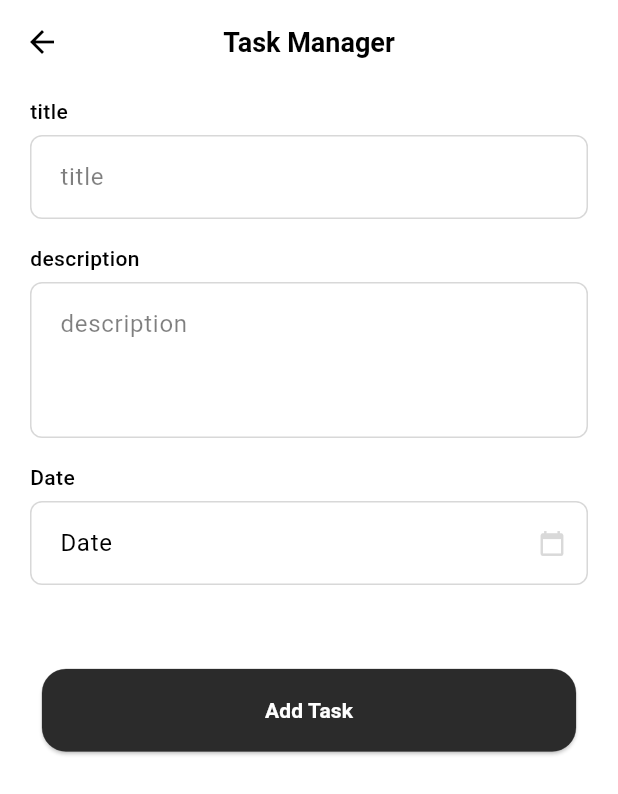
After one commit to mahammadbakr/taskmanagerapp, a Flutter app: the AddEdiTaskPage screen opened by its route, on a phone screen of 412 x 824 dp. The commit adds this screen. Shown: the top 794 px of the screen. Run offline on Flutter 3.47's test engine with Material 3 defaults, Android fonts, the phone set to English and light mode, and no system bars; drawn by our look-alikes of loader_overlay; our stand-ins replace auto_size_text, equatable, figma_squircle, flutter_bloc, flutter_svg, fluttertoast and 6 more; accounts and stored records are empty.

Commit message:
add edit delete tasks

```diff
--- a/lib/core/routes.dart
+++ b/lib/core/routes.dart
@@ -2,9 +2,11 @@ import 'package:flutter/material.dart';
 import 'package:taskmanagerapp/features/auth/pages/login_page.dart';
 import 'package:taskmanagerapp/features/landing/pages/landing_page.dart';
 import 'package:taskmanagerapp/features/landing/pages/splash_page.dart';
+import 'package:taskmanagerapp/features/task/pages/add_edit_task_page.dart';
 
 Map<String, Widget Function(BuildContext)> routes = <String, WidgetBuilder>{
   LandingPage.route: (context) => const LandingPage(),
   SplashPage.route: (context) => const SplashPage(),
   LoginPage.route: (context) => const LoginPage(),
+  AddEdiTaskPage.route: (context) => const AddEdiTaskPage(),
 };
--- a/lib/core/theme.dart
+++ b/lib/core/theme.dart
@@ -1,7 +1,7 @@
 import 'package:flutter/material.dart';
 import 'package:flutter/scheduler.dart';
 
-const Color kcPrimary =  Color(0xfff1c34b);
+const Color kcPrimary =  Color(0xff2B2B2B);
 const Color kcDarkPrimary =  Color.fromARGB(0, 151, 111, 2);
 const Color kcAccent =  Color(0xffF1F1F1);
 const Color kcDarkAccent =  Color(0xff454545);
--- a/lib/features/auth/blocs/auth_bloc.dart
+++ b/lib/features/auth/blocs/auth_bloc.dart
@@ -68,8 +68,7 @@ class AuthBloc extends Bloc<AuthEvent, AuthState> {
 
         final data = jsonDecode(res.body);
         if (res.statusCode == 200 && data['data'] != null) {
-
-          showToastFlutter('get_user_success');
+          // showToastFlutter('get_user_success');
           emit(const GetUserAPISuccessState());
         } else {
           showToastFlutter(data['message'], color: kcRed);
--- a/lib/features/share/widgets/date_picker_widget.dart
+++ b/lib/features/share/widgets/date_picker_widget.dart
@@ -2,7 +2,7 @@ import 'package:flutter/material.dart';
 import 'package:taskmanagerapp/core/theme.dart';
 import 'package:taskmanagerapp/features/share/widgets/text_widget.dart';
 
-class PickerWidget extends StatelessWidget {
+class DatePickerWidget extends StatelessWidget {
   final FormFieldValidator<String>? validator;
   final TextEditingController? controller;
   final bool? hasPresent;
@@ -17,7 +17,7 @@ class PickerWidget extends StatelessWidget {
   final EdgeInsetsGeometry? margin;
   final bool? enabled;
   final DateTime? initialDate;
-  const PickerWidget({
+  const DatePickerWidget({
     Key? key,
     required this.hint,
     required this.onChanged,
--- a/lib/features/share/widgets/text_field_widget.dart
+++ b/lib/features/share/widgets/text_field_widget.dart
@@ -98,7 +98,7 @@ class TextFieldWidget extends StatelessWidget {
         contentPadding:
             padding ?? const EdgeInsets.symmetric(horizontal: 16, vertical: 16),
         filled: true,
-        fillColor: fillColor ?? kcLightGrey,
+        fillColor: fillColor ?? kcWhite,
         enabledBorder: OutlineInputBorder(
           borderRadius: BorderRadius.circular(8),
           borderSide: const BorderSide(color: kcGrey, width: 1),
--- a/lib/features/task/blocs/task_bloc.dart
+++ b/lib/features/task/blocs/task_bloc.dart
@@ -1,6 +1,7 @@
 import 'dart:convert';
 import 'dart:developer';
 
+import 'package:flutter/material.dart';
 import 'package:flutter_bloc/flutter_bloc.dart';
 import 'package:injectable/injectable.dart';
 import 'package:equatable/equatable.dart';
@@ -22,11 +23,22 @@ class TaskBloc extends Bloc<TaskEvent, TaskState> {
   List<TaskModel> _tasks = [];
   List<TaskModel> get tasks => _tasks;
 
+  // formkey
+  final formKey = GlobalKey<FormState>();
+
   // form
-  Map<String, dynamic> form = {};
+  Map<String, dynamic> form = {
+    'isDone': false,
+  };
   Map<String, dynamic> get getForm => form;
 
   TaskBloc() : super(TaskInitial()) {
+    on<FormUpdateEvent>((event, emit) {
+      emit(TaskInitial());
+      form = event.form;
+      emit(const TaskLoadedState());
+    });
+
     on<GetTasksEvent>((event, emit) async {
       try {
         emit(TaskLoadingState());
@@ -37,8 +49,11 @@ class TaskBloc extends Bloc<TaskEvent, TaskState> {
         if (tasks.isNotEmpty) {
           final List<dynamic> data = jsonDecode(tasks);
           _tasks = data.map((e) => TaskModel.fromJson(e)).toList();
-          emit(const TaskLoadedState());
+
+          // sort tasks by date
+          _tasks.sort((a, b) => a.date!.compareTo(b.date!));
         }
+        emit(const TaskLoadedState());
       } catch (e) {
         log('error_fetch_tasks:$e');
         showToastFlutter('error_fetch_tasks:$e', color: kcRed);
@@ -48,14 +63,72 @@ class TaskBloc extends Bloc<TaskEvent, TaskState> {
 
     on<PostTaskEvent>((event, emit) async {
       try {
+        emit(TaskLoadingState());
         showOverlyLoading();
 
-        final newTask = TaskModel.fromJson(form);
+        final newTask = TaskModel(
+          id: DateTime.now().millisecondsSinceEpoch.toString(),
+          title: form['title'],
+          description: form['description'],
+          isDone: form['isDone'],
+          date: DateTime.parse(form['date']),
+        );
         _tasks.add(newTask);
+        // sort tasks by date
+        _tasks.sort((a, b) => a.date!.compareTo(b.date!));
+        // save tasks to local storage
+        await localStorageSetString('tasks', jsonEncode(_tasks));
+        if (navigation.canPop()) navigation.pop();
+        emit(const TaskLoadedState());
+        add(const ClearTaskEvent());
+        hideOverlyLoading();
+      } catch (e) {
+        log('error_fetch_user_task:$e');
+        showToastFlutter('error_fetch_user_task:$e', color: kcRed);
+        hideOverlyLoading();
+        emit(TaskErrorState(message: e.toString()));
+      }
+    });
+
+    on<UpdateTaskEvent>((event, emit) async {
+      try {
+        emit(TaskLoadingState());
+        showOverlyLoading();
+        // update task
+        _tasks = _tasks.map((e) {
+          print(e.id);
+          if (e.id == event.task.id) {
+            return event.task;
+          }
+          return e;
+        }).toList();
+
+        // sort tasks by date
+        _tasks.sort((a, b) => a.date!.compareTo(b.date!));
 
         // save tasks to local storage
         await localStorageSetString('tasks', jsonEncode(_tasks));
+        if (navigation.canPop()) navigation.pop();
+        emit(const TaskLoadedState());
+        add(const ClearTaskEvent());
+        hideOverlyLoading();
+      } catch (e) {
+        log('error_fetch_user_task:$e');
+        showToastFlutter('error_fetch_user_task:$e', color: kcRed);
+        hideOverlyLoading();
+        emit(TaskErrorState(message: e.toString()));
+      }
+    });
 
+    on<DeleteTaskEvent>((event, emit) async {
+      try {
+        emit(TaskLoadingState());
+        showOverlyLoading();
+
+        _tasks.removeWhere((element) => element.id == event.task.id);
+        // save tasks to local storage
+        await localStorageSetString('tasks', jsonEncode(_tasks));
+        if (navigation.canPop()) navigation.pop();
         emit(const TaskLoadedState());
         hideOverlyLoading();
       } catch (e) {
@@ -67,8 +140,9 @@ class TaskBloc extends Bloc<TaskEvent, TaskState> {
     });
 
     on<ClearTaskEvent>((event, emit) {
-      _tasks.clear();
-
+      form = {
+        'isDone': false,
+      };
       emit(TaskInitial());
     });
   }
--- a/lib/features/task/blocs/task_event.dart
+++ b/lib/features/task/blocs/task_event.dart
@@ -11,8 +11,38 @@ final class GetTasksEvent extends TaskEvent {
   const GetTasksEvent();
 }
 
+final class FormUpdateEvent extends TaskEvent {
+  final Map<String, dynamic> form;
+  const FormUpdateEvent({
+    required this.form,
+  });
+
+  @override
+  List<Object> get props => [form];
+}
+
 final class PostTaskEvent extends TaskEvent {
   const PostTaskEvent();
+}
+
+final class UpdateTaskEvent extends TaskEvent {
+  final TaskModel task;
+  const UpdateTaskEvent({
+    required this.task,
+  });
+
+  @override
+  List<Object> get props => [task];
+}
+
+final class DeleteTaskEvent extends TaskEvent {
+  final TaskModel task;
+  const DeleteTaskEvent({
+    required this.task,
+  });
+
+  @override
+  List<Object> get props => [task];
 }
 
 final class ClearTaskEvent extends TaskEvent {
--- a/lib/features/task/models/task_model.dart
+++ b/lib/features/task/models/task_model.dart
@@ -3,12 +3,14 @@ part 'task_model.g.dart';
 
 @JsonSerializable()
 class TaskModel {
-  @JsonKey(name: '_id')
+  @JsonKey(name: 'id')
   String? id;
   @JsonKey(name: 'title')
   String? title;
   @JsonKey(name: 'description')
   String? description;
+  @JsonKey(name: 'isDone')
+  bool isDone;
   @JsonKey(name: 'date')
   DateTime? date;
 
@@ -16,6 +18,7 @@ class TaskModel {
     this.id,
     this.title,
     this.description,
+    this.isDone = false,
     this.date,
   });
 
@@ -28,12 +31,14 @@ class TaskModel {
     String? id,
     String? title,
     String? description,
+    bool isDone = false,
     DateTime? date,
   }) {
     return TaskModel(
       id: id ?? this.id,
       title: title ?? this.title,
       description: description ?? this.description,
+      isDone: isDone,
       date: date ?? this.date,
     );
   }
--- /dev/null
+++ b/lib/features/task/pages/add_edit_task_page.dart
@@ -0,0 +1,98 @@
+import 'package:flutter/material.dart';
+import 'package:flutter_bloc/flutter_bloc.dart';
+import 'package:taskmanagerapp/core/form_validator.dart';
+import 'package:taskmanagerapp/features/share/widgets/date_picker_widget.dart';
+import 'package:taskmanagerapp/features/share/widgets/text_button_widget.dart';
+import 'package:taskmanagerapp/features/share/widgets/text_field_widget.dart';
+import 'package:taskmanagerapp/features/share/widgets/text_widget.dart';
+import 'package:taskmanagerapp/features/task/blocs/task_bloc.dart';
+import 'package:taskmanagerapp/features/task/models/task_model.dart';
+
+class AddEdiTaskPage extends StatelessWidget {
+  static const route = '/add_edit_task';
+  const AddEdiTaskPage({super.key});
+
+  @override
+  Widget build(BuildContext context) {
+    return Scaffold(
+      appBar: AppBar(
+        title: const TextWidget(
+          'Task Manager',
+          fontSize: 18,
+          fontWeight: FontWeight.bold,
+        )
+      ),
+      body: BlocBuilder<TaskBloc, TaskState>(
+        bloc: taskBloc,
+        builder: (context, state) {
+          print(taskBloc.form);
+          return Form(
+              key: taskBloc.formKey,
+              child: Padding(
+                padding: const EdgeInsets.symmetric(
+                  horizontal: 20,
+                ),
+                child: Column(
+                  children: [
+                    TextFieldWidget(
+                      label: 'title',
+                      hint: 'title',
+                      initialValue: taskBloc.form['title'],
+                      validator: FormValidator.isRequired,
+                      onChanged: (value) {
+                        taskBloc.form['title'] = value;
+                      },
+                    ),
+                    TextFieldWidget(
+                      label: 'description',
+                      hint: 'description',
+                      initialValue: taskBloc.form['description'],
+                      validator: FormValidator.isRequired,
+                      maxLines: 3,
+                      onChanged: (value) {
+                        taskBloc.form['description'] = value;
+                      },
+                    ),
+                    DatePickerWidget(
+                      label: 'Date',
+                      hint: 'Date',
+                      controller: taskBloc.form['date'] != null
+                          ? TextEditingController(
+                              text: taskBloc.form['date']
+                                  ?.toString()
+                                  .split('T')[0])
+                          : TextEditingController(),
+                      validator: FormValidator.isRequired,
+                      onChanged: (value) {
+                        taskBloc.add(FormUpdateEvent(form: {
+                          ...taskBloc.form,
+                          'date': value?.toIso8601String(),
+                        }));
+                      },
+                    ),
+                    const SizedBox(
+                      height: 30,
+                    ),
+                    TextButtonWidget(
+                      text: taskBloc.form['edit'] == true
+                          ? 'Update Task'
+                          : 'Add Task',
+                      onPressed: () {
+                        if (taskBloc.formKey.currentState!.validate()) {
+                          if (taskBloc.form['edit'] == true) {
+                            taskBloc.add(UpdateTaskEvent(
+                                task: TaskModel.fromJson(taskBloc.form)));
+                          } else {
+                            taskBloc.add(const PostTaskEvent());
+                          }
+                        }
+                      },
+                    ),
+                  ],
+                ),
+              ));
+        },
+      ),
+    );
+  }
+}
--- a/lib/features/task/widgets/task_card.dart
+++ b/lib/features/task/widgets/task_card.dart
@@ -1,5 +1,11 @@
 import 'package:flutter/material.dart';
+import 'package:flutter_svg/svg.dart';
+import 'package:taskmanagerapp/core/assets/gen/assets.gen.dart';
+import 'package:taskmanagerapp/core/functions.dart';
+import 'package:taskmanagerapp/core/theme.dart';
+import 'package:taskmanagerapp/features/task/blocs/task_bloc.dart';
 import 'package:taskmanagerapp/features/task/models/task_model.dart';
+import 'package:taskmanagerapp/features/task/pages/add_edit_task_page.dart';
 
 class TaskCard extends StatelessWidget {
   const TaskCard({super.key, required this.task});
@@ -7,8 +13,8 @@ class TaskCard extends StatelessWidget {
   @override
   Widget build(BuildContext context) {
     return Container(
-      decoration: ShapeDecoration(shape:
-        RoundedRectangleBorder(
+      decoration: ShapeDecoration(
+        shape: RoundedRectangleBorder(
           borderRadius: BorderRadius.circular(10),
         ),
         color: Colors.white,
@@ -23,14 +29,14 @@ class TaskCard extends StatelessWidget {
       ),
       margin: const EdgeInsets.only(bottom: 10),
       padding: const EdgeInsets.all(10),
-      child:  Column(
+      child: Column(
         crossAxisAlignment: CrossAxisAlignment.start,
         children: [
           Row(
             children: [
-              const Icon(
-                Icons.check_circle,
-                color: Colors.green,
+              SvgPicture.asset(
+                Assets.icons.task.path,
+                width: 30,
               ),
               const SizedBox(width: 10),
               Column(
@@ -44,11 +50,42 @@ class TaskCard extends StatelessWidget {
                     ),
                   ),
                   Text(
-                    task.date?.toIso8601String() ?? '',
+                    task.date?.toIso8601String().split('T')[0] ?? '',
                     style: const TextStyle(
                       fontSize: 12,
                       color: Colors.grey,
                     ),
+                  ),
+                ],
+              ),
+              const Spacer(),
+              Column(
+                children: [
+                  IconButton(
+                    onPressed: () {
+                      taskBloc.add(UpdateTaskEvent(
+                        task: task.copyWith(isDone: !task.isDone),
+                      ));
+                    },
+                    icon: task.isDone
+                        ? const Icon(Icons.check_circle, color: kcGreen)
+                        : const Icon(Icons.circle, color: kcGrey),
+                  ),
+                  IconButton(
+                    onPressed: () {
+                      taskBloc.add(DeleteTaskEvent(task: task));
+                    },
+                    icon: const Icon(Icons.delete, color: kcRed),
+                  ),
+                  IconButton(
+                    onPressed: () {
+                      taskBloc.add(FormUpdateEvent(form: {
+                        ...task.toJson(),
+                        'edit': true
+                      }));
+                      navigation.pushNamed(AddEdiTaskPage.route);
+                    },
+                    icon: const Icon(Icons.edit, color: kcBlue),
                   ),
                 ],
               ),
```
Also changed, not shown: lib/features/landing/pages/landing_page.dart (+1 -15 lines), lib/features/landing/widgets/custom_navigation.dart (+4 -8 lines), lib/features/task/tabs/task_tab.dart (+20 -1 lines), lib/features/task/widgets/tasks_empty.dart (+8 -2 lines), lib/features/task/models/task_model.g.dart.
